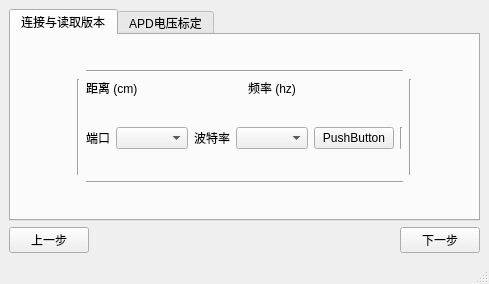
First picture: the form in tf03_production/main_window.ui, repository codincodee/tf03_sdk, before the edit.
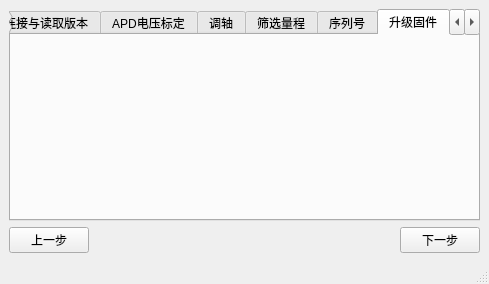
Second picture: the form after the edit. Icons and pictures are not drawn.

Commit message: Completed FirmwareUpdatePage

Patch:
```diff
--- a/tf03_production/main_window.ui
+++ b/tf03_production/main_window.ui
@@ -25,7 +25,7 @@
     <item row="1" column="0">
      <widget class="QTabWidget" name="tabWidget">
       <property name="currentIndex">
-       <number>0</number>
+       <number>5</number>
       </property>
       <widget class="QWidget" name="tab">
        <attribute name="title">
@@ -357,6 +357,88 @@
         </item>
        </layout>
       </widget>
+      <widget class="QWidget" name="tab_3">
+       <attribute name="title">
+        <string>调轴</string>
+       </attribute>
+      </widget>
+      <widget class="QWidget" name="tab_4">
+       <attribute name="title">
+        <string>筛选量程</string>
+       </attribute>
+      </widget>
+      <widget class="QWidget" name="tab_5">
+       <attribute name="title">
+        <string>序列号</string>
+       </attribute>
+      </widget>
+      <widget class="QWidget" name="tab_6">
+       <attribute name="title">
+        <string>升级固件</string>
+       </attribute>
+       <layout class="QGridLayout" name="gridLayout_4">
+        <item row="1" column="1">
+         <layout class="QGridLayout" name="FirmwareUpgradePagePanelWidgetsGridLayout"/>
+        </item>
+        <item row="0" column="1">
+         <spacer name="verticalSpacer_4">
+          <property name="orientation">
+           <enum>Qt::Vertical</enum>
+          </property>
+          <property name="sizeHint" stdset="0">
+           <size>
+            <width>20</width>
+            <height>70</height>
+           </size>
+          </property>
+         </spacer>
+        </item>
+        <item row="2" column="1">
+         <spacer name="verticalSpacer_5">
+          <property name="orientation">
+           <enum>Qt::Vertical</enum>
+          </property>
+          <property name="sizeHint" stdset="0">
+           <size>
+            <width>20</width>
+            <height>40</height>
+           </size>
+          </property>
+         </spacer>
+        </item>
+        <item row="1" column="0">
+         <spacer name="horizontalSpacer_3">
+          <property name="orientation">
+           <enum>Qt::Horizontal</enum>
+          </property>
+          <property name="sizeHint" stdset="0">
+           <size>
+            <width>40</width>
+            <height>20</height>
+           </size>
+          </property>
+         </spacer>
+        </item>
+        <item row="1" column="2">
+         <spacer name="horizontalSpacer_4">
+          <property name="orientation">
+           <enum>Qt::Horizontal</enum>
+          </property>
+          <property name="sizeHint" stdset="0">
+           <size>
+            <width>40</width>
+            <height>20</height>
+           </size>
+          </property>
+         </spacer>
+        </item>
+       </layout>
+      </widget>
+      <widget class="QWidget" name="tab_7">
+       <attribute name="title">
+        <string>发货模式</string>
+       </attribute>
+      </widget>
      </widget>
     </item>
     <item row="2" column="0">
```
The commit also changes 10 other files.
